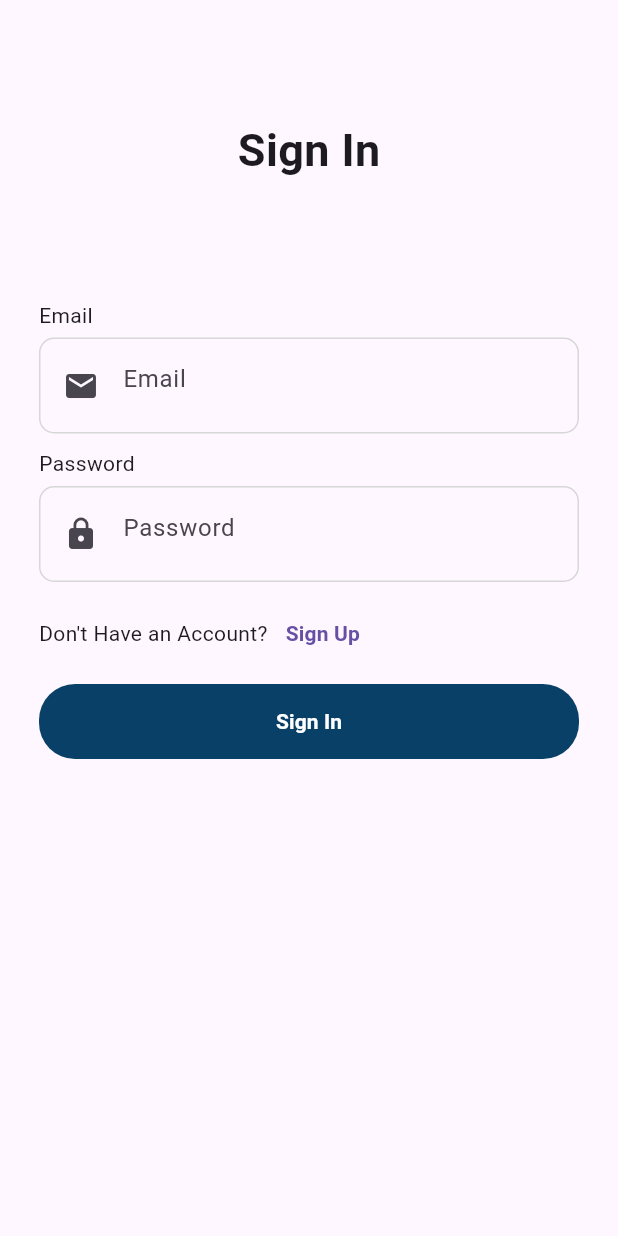
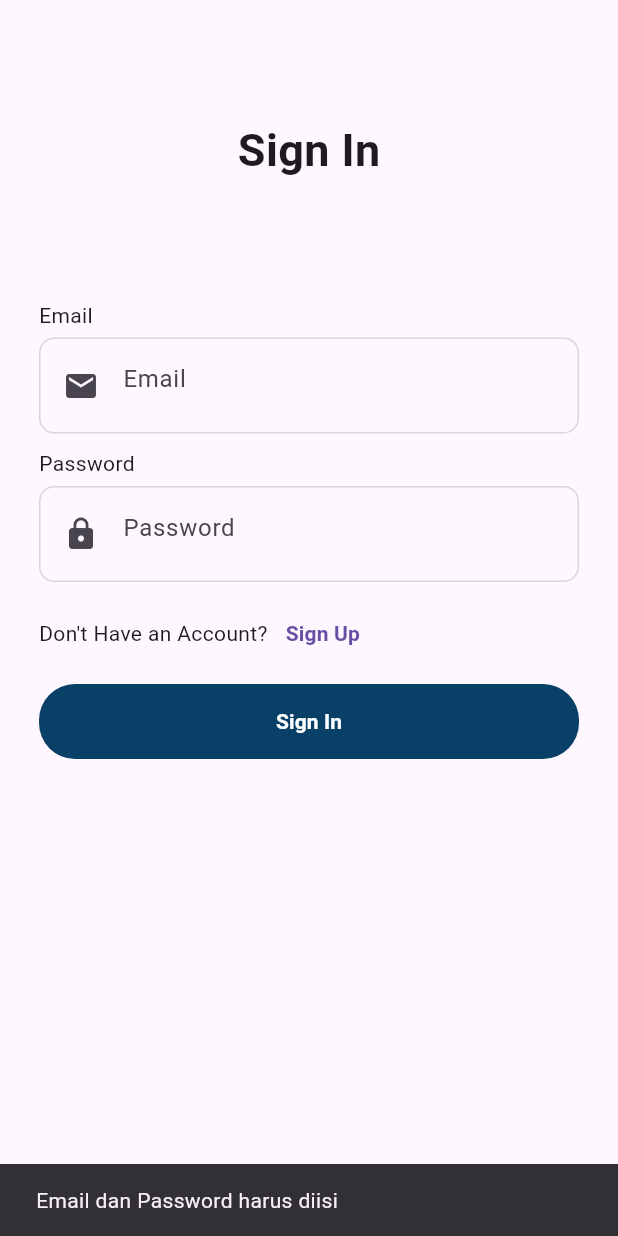
Before and after one commit to LangKingz/Aplikasi-Sertifikasi, a Flutter app: the screen it shows after launch, after a tap on "Sign In", on a phone screen of 412 x 824 dp. Run offline on Flutter 3.47's test engine with Material 3 defaults, Android fonts, the phone set to English and light mode, and no system bars.

Commit message:
validasi login

```diff
--- a/lib/pages/login.dart
+++ b/lib/pages/login.dart
@@ -22,6 +22,13 @@ class _LoginPagesState extends State<LoginPages> {
   @override
   Widget build(BuildContext context) {
     Future<void> handleLogin() async {
+      if (emailController.text.isEmpty || passwordController.text.isEmpty) {
+        ScaffoldMessenger.of(context).showSnackBar(const SnackBar(
+          content: Text("Email dan Password harus diisi"),
+        ));
+        return;
+      }
+
       final String url = "https://api-sertifikasi.vercel.app/api/api/login";
       try {
         final response = await http.post(Uri.parse(url),
@@ -51,10 +58,12 @@ class _LoginPagesState extends State<LoginPages> {
 
     return Scaffold(
       body: SafeArea(
-        child: Column(
+        child: ListView(
+          clipBehavior: Clip.hardEdge,
           children: [
             _header(),
             Form(
+              key: formKey,
               child: Column(
                 children: [
                   Container(
--- a/pubspec.yaml
+++ b/pubspec.yaml
@@ -31,9 +31,15 @@ dependencies:
   cupertino_icons: ^1.0.6
   flutter:
     sdk: flutter
+  flutter_launcher_icons: ^0.13.1
   google_fonts: ^6.2.1
   http: ^1.2.2
   provider: ^6.1.2
+
+flutter_icons:
+  android: true
+  ios: true
+  image_path: "assets/splash.png"
 
 dev_dependencies:
   flutter_lints: ^3.0.0
```
Also changed, not shown: pubspec.lock.
